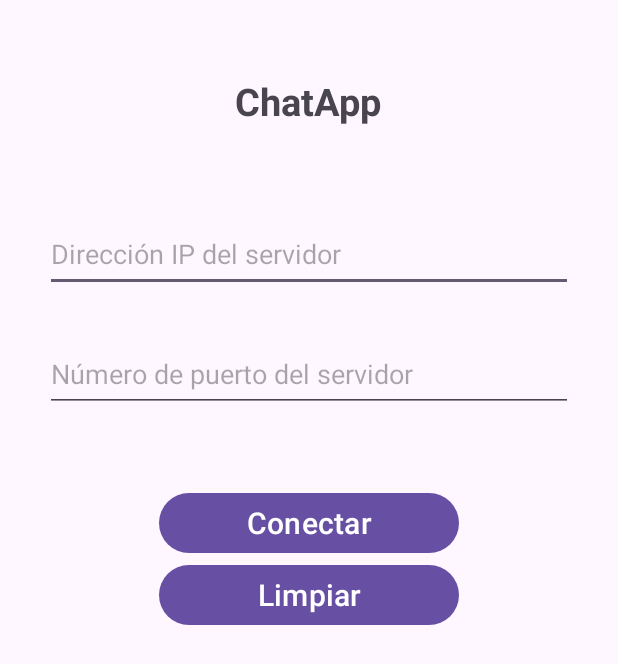
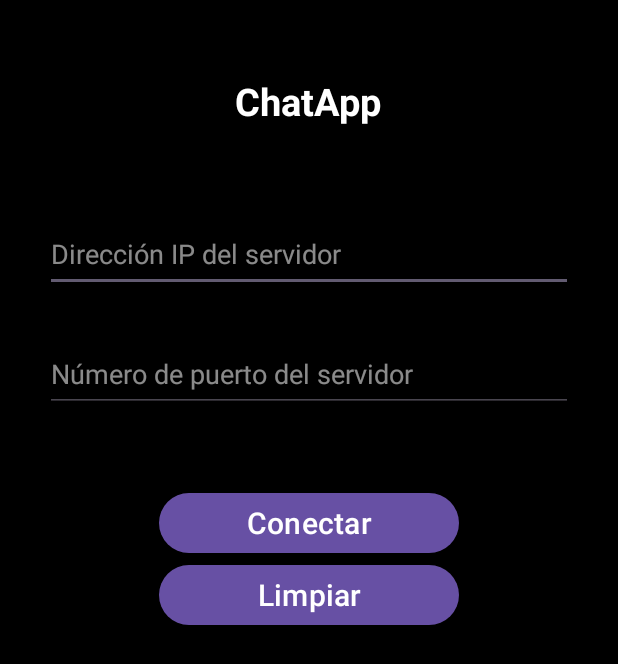
Before and after one commit to di-saldana/ChatApp, an Android app: the screen it shows after launch (LoginActivity), on a phone screen of 412 x 824 dp. Shown: the top 664 px of the screen. Run offline under Robolectric (Android 15) with nearby library versions, the phone set to English and light mode, and no system bars.

```diff
--- a/app/src/main/res/layout/activity_login.xml
+++ b/app/src/main/res/layout/activity_login.xml
@@ -2,7 +2,8 @@
     xmlns:tools="http://schemas.android.com/tools"
     android:layout_width="match_parent"
     android:layout_height="match_parent"
-    android:orientation="vertical" >
+    android:orientation="vertical"
+    android:background="@color/black">
 
     <!-- TextView para mostrar el título de la aplicación -->
     <TextView
@@ -13,26 +14,37 @@
         android:layout_marginBottom="60dp"
         android:textSize="25dp"
         android:text="ChatApp"
-        android:textStyle="bold" />
+        android:textStyle="bold"
+        android:textColor="@color/white"/>
 
     <!-- EditText para ingresar la dirección IP del servidor -->
     <EditText
         android:id="@+id/addressEditText"
         android:layout_width="match_parent"
         android:layout_height="50dp"
-        android:hint="Dirección IP del servidor"
         android:layout_gravity="center"
         android:layout_marginStart="30dp"
-        android:layout_marginEnd="30dp"/>
+        android:layout_marginEnd="30dp"
+        android:hint="Dirección IP del servidor"
+        android:textColor="@color/white"
+        android:textColorHighlight="#FFFFFF"
+        android:textColorHint="#8AFFFFFF"
+        android:textColorLink="#FFFFFF" />
 
     <!-- EditText para ingresar el número de puerto del servidor -->
     <EditText
         android:id="@+id/portEditText"
         android:layout_width="match_parent"
         android:layout_height="50dp"
+        android:layout_gravity="center"
+        android:layout_margin="30dp"
         android:hint="Número de puerto del servidor"
-        android:layout_gravity="center"
-        android:layout_margin="30dp"/>
+        android:outlineAmbientShadowColor="#FFFFFF"
+        android:outlineSpotShadowColor="#FFFFFF"
+        android:shadowColor="#FFFFFF"
+        android:textColor="@color/white"
+        android:textColorHint="#8AFFFFFF"
+        android:textColorLink="#FFFFFF" />
 
     <!-- Botón para conectar al servidor -->
     <Button
```
Also changed, not shown: app/src/main/java/es/ua/eps/chatapp/ChatServer.kt (+19 -1 lines), app/src/main/java/es/ua/eps/chatapp/MainActivity.kt (+39 -5 lines), app/src/main/res/layout/activity_main.xml (+17 -6 lines), app/src/main/res/drawable/send.png (added).
